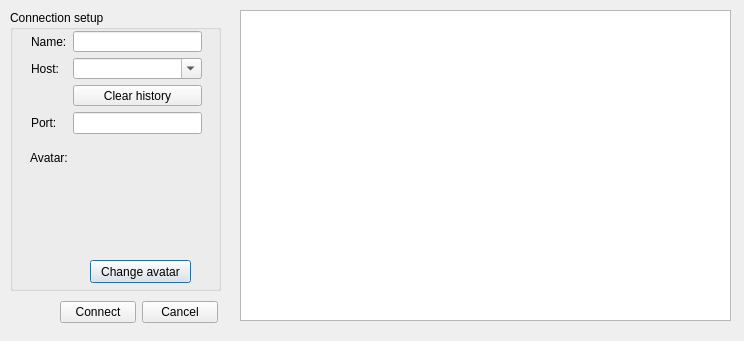
Before: the Qt Designer form src/connectiondialog.ui in Mogara/QSanguosha, drawn with Qt 5.
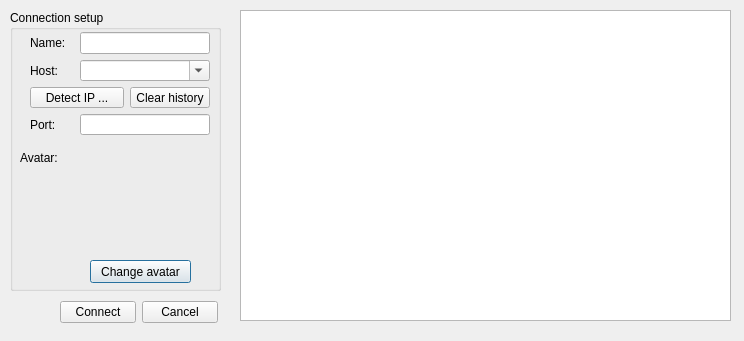
After: the same form once the commit is applied.

Patch:
```diff
--- a/src/connectiondialog.ui
+++ b/src/connectiondialog.ui
@@ -31,8 +31,8 @@
    <widget class="QLabel" name="avatarPixmap">
     <property name="geometry">
      <rect>
-      <x>80</x>
-      <y>130</y>
+      <x>70</x>
+      <y>140</y>
       <width>100</width>
       <height>100</height>
      </rect>
@@ -66,7 +66,7 @@
    <widget class="QLabel" name="avatarLabel">
     <property name="geometry">
      <rect>
-      <x>20</x>
+      <x>10</x>
       <y>140</y>
       <width>42</width>
       <height>16</height>
@@ -76,19 +76,16 @@
      <string>Avatar:</string>
     </property>
    </widget>
-   <widget class="QWidget" name="layoutWidget">
+   <widget class="QWidget" name="">
     <property name="geometry">
      <rect>
-      <x>21</x>
-      <y>21</y>
-      <width>171</width>
+      <x>20</x>
+      <y>22</y>
+      <width>180</width>
       <height>103</height>
      </rect>
     </property>
-    <layout class="QFormLayout" name="formLayout">
-     <property name="fieldGrowthPolicy">
-      <enum>QFormLayout::AllNonFixedFieldsGrow</enum>
-     </property>
+    <layout class="QGridLayout" name="gridLayout">
      <item row="0" column="0">
       <widget class="QLabel" name="nameLabel">
        <property name="text">
@@ -99,7 +96,7 @@
        </property>
       </widget>
      </item>
-     <item row="0" column="1">
+     <item row="0" column="1" colspan="2">
       <widget class="QLineEdit" name="nameLineEdit"/>
      </item>
      <item row="1" column="0">
@@ -109,33 +106,40 @@
        </property>
       </widget>
      </item>
-     <item row="3" column="0">
-      <widget class="QLabel" name="portLabel">
-       <property name="text">
-        <string>Port:</string>
-       </property>
-       <property name="buddy">
-        <cstring>portLineEdit</cstring>
-       </property>
-      </widget>
-     </item>
-     <item row="3" column="1">
-      <widget class="QLineEdit" name="portLineEdit"/>
-     </item>
-     <item row="1" column="1">
+     <item row="1" column="1" colspan="2">
       <widget class="QComboBox" name="hostComboBox">
        <property name="editable">
         <bool>true</bool>
        </property>
       </widget>
      </item>
-     <item row="2" column="1">
+     <item row="2" column="0" colspan="2">
+      <widget class="QPushButton" name="detectButton">
+       <property name="text">
+        <string>Detect IP ...</string>
+       </property>
+      </widget>
+     </item>
+     <item row="2" column="2">
       <widget class="QPushButton" name="clearHistoryButton">
        <property name="text">
         <string>Clear history</string>
        </property>
       </widget>
      </item>
+     <item row="3" column="0">
+      <widget class="QLabel" name="portLabel">
+       <property name="text">
+        <string>Port:</string>
+       </property>
+       <property name="buddy">
+        <cstring>portLineEdit</cstring>
+       </property>
+      </widget>
+     </item>
+     <item row="3" column="1" colspan="2">
+      <widget class="QLineEdit" name="portLineEdit"/>
+     </item>
     </layout>
    </widget>
   </widget>
```
